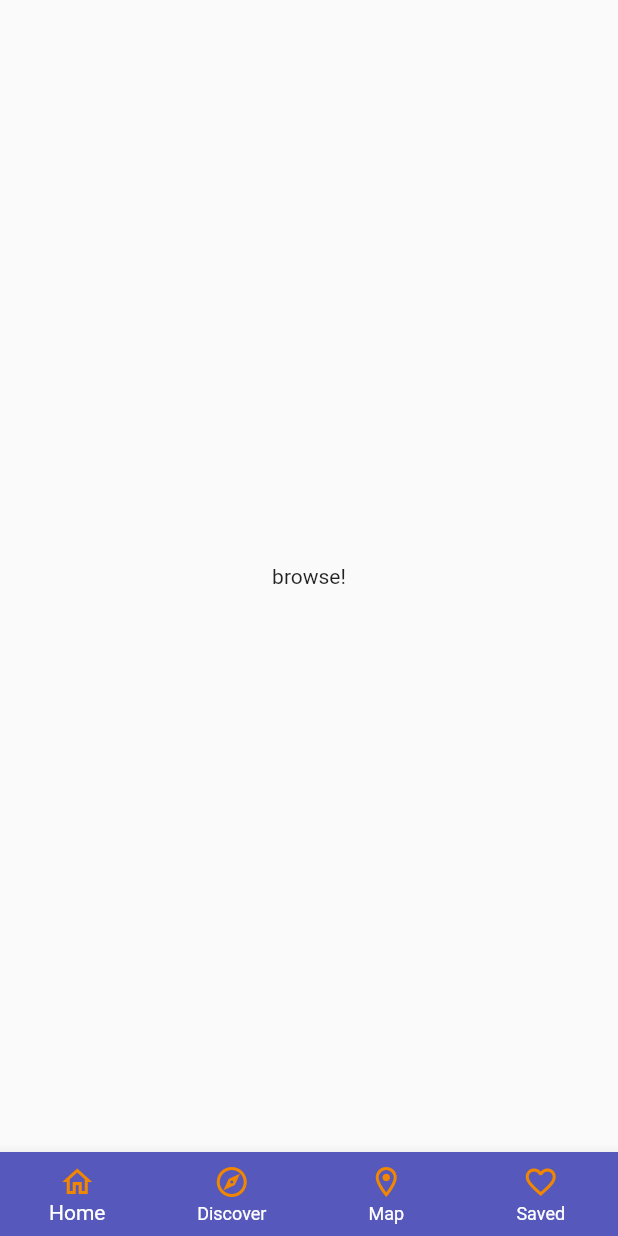
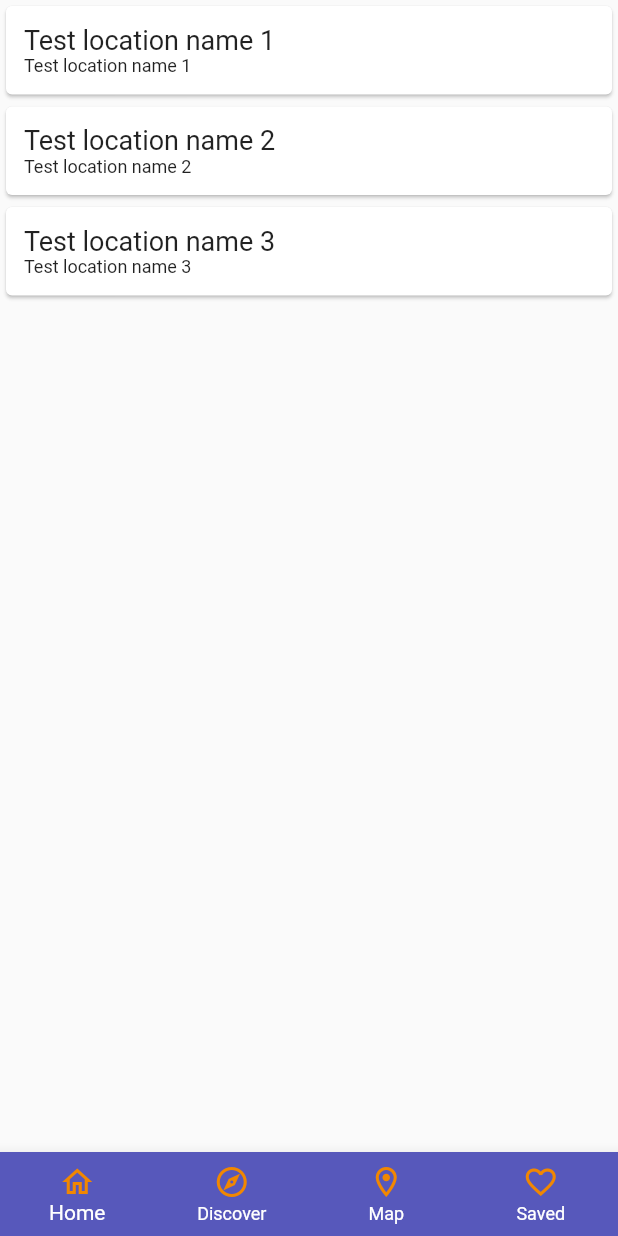
Before and after one commit to CordiiT14/edinburgh_literary_companion, a Flutter app: the Browse screen opened by its route, on a phone screen of 412 x 824 dp. Run offline on Flutter 3.47's test engine with Material 2 defaults, Android fonts, the phone set to English and light mode, and no system bars.

Commit message:
Basic location card structure set up.

```diff
--- /dev/null
+++ b/lib/components/location_list_card.dart
@@ -0,0 +1,31 @@
+import 'package:flutter/material.dart';
+
+class LocationListCard extends StatelessWidget {
+  // const LocationListCard({Key? key}) : super(key: key);
+
+  final String location;
+
+  LocationListCard({ required this.location});
+
+  @override
+  Widget build(BuildContext context) {
+    return Card(
+      child: Padding(
+        padding: EdgeInsets.all(12.0),
+        child: Column(
+          crossAxisAlignment: CrossAxisAlignment.stretch,
+          children: [
+            Text(location,
+            style: const TextStyle(
+              fontSize: 18.0,
+            )),
+            Text(location,
+            style: const TextStyle(
+              fontSize: 12.0,
+            )),
+          ],
+        )
+      )
+    );
+  }
+}
--- a/lib/pages/browse.dart
+++ b/lib/pages/browse.dart
@@ -1,5 +1,6 @@
 import 'package:flutter/material.dart';
 import 'package:edin_lit_companion/components/navigationBar.dart';
+import 'package:edin_lit_companion/components/location_list_card.dart';
 
 class Browse extends StatefulWidget {
   const Browse({Key? key}) : super(key: key);
@@ -9,12 +10,18 @@ class Browse extends StatefulWidget {
 }
 
 class _BrowseState extends State<Browse> {
+
+  List<String> testStrings = [
+    'Test location name 1', 'Test location name 2', 'Test location name 3'
+  ];
+
   @override
   Widget build(BuildContext context) {
     return Scaffold(
-      body: Center(
-        child: Text(
-          'browse!',
+      body: SafeArea(
+        child: Column(
+          children: testStrings
+              .map((location) => LocationListCard(location: location)).toList(),
         ),
       ),
       bottomNavigationBar: Navigation(),
```
Also changed, not shown: 1 other file.
